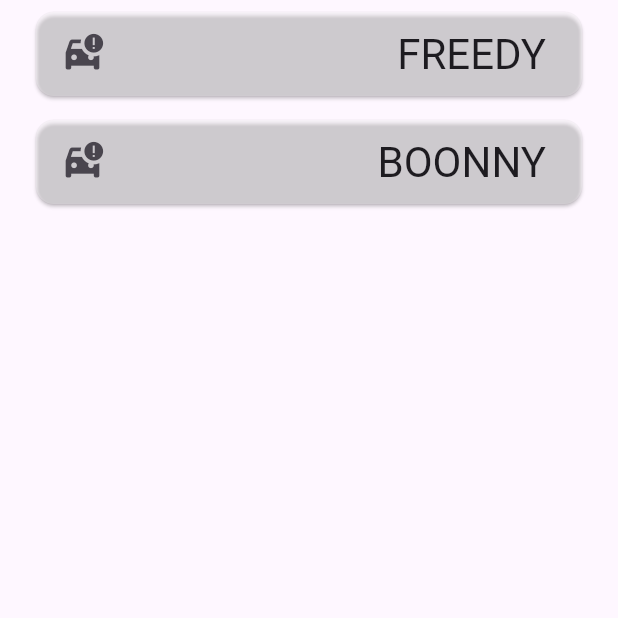
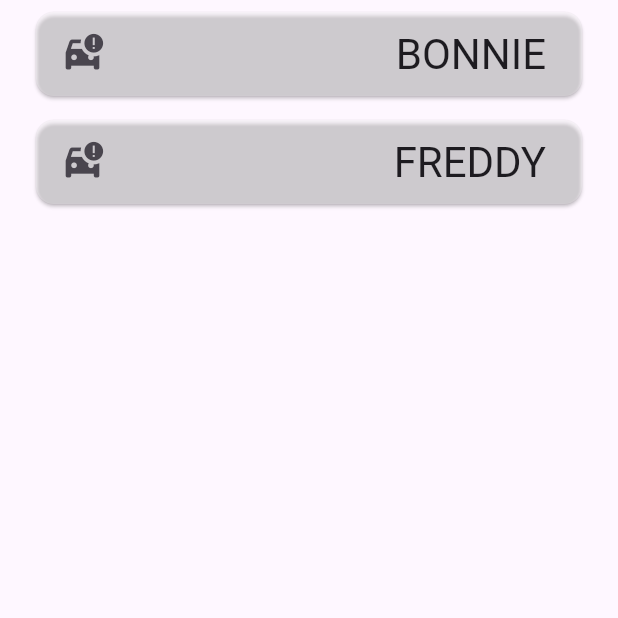
Before and after one commit to emreaygun10/three_d_app, a Flutter app: the screen it shows after launch, on a phone screen of 412 x 824 dp, the top half of it. Run offline on Flutter 3.47's test engine with Material 3 defaults, Android fonts, the phone set to English and light mode, and no system bars; missing offline and left inert: o3d.

Commit message:
fixed text fault

```diff
--- a/lib/feature/home/char_detail_view.dart
+++ b/lib/feature/home/char_detail_view.dart
@@ -1,6 +1,6 @@
 import 'package:flutter/material.dart';
 import 'package:three_d_app/feature/home/char_detail_mixin.dart';
-import 'package:three_d_app/utils/enums/chararter.dart';
+import 'package:three_d_app/utils/enums/character.dart';
 import 'package:three_d_app/utils/widgets/animation_object.dart';
 import 'package:three_d_app/utils/widgets/custom_dropdown_form_field.dart';
 import 'package:three_d_app/utils/widgets/custom_floating_action_button.dart';
--- a/lib/feature/home/home_view.dart
+++ b/lib/feature/home/home_view.dart
@@ -1,6 +1,6 @@
 import 'package:flutter/material.dart';
 import 'package:three_d_app/feature/home/char_detail_view.dart';
-import 'package:three_d_app/utils/enums/chararter.dart';
+import 'package:three_d_app/utils/enums/character.dart';
 
 @immutable
 final class HomeView extends StatefulWidget {
--- a/lib/utils/enums/chararter.dart
+++ b/lib/utils/enums/character.dart
@@ -1,8 +1,8 @@
 import 'package:three_d_app/utils/const/utils.dart';
 
 enum Character{
-  freedy('${Utils.basePath}fnaf_sb_glamrock_bonnie.glb', 'FREEDY',),
-  boony('${Utils.basePath}fnaf_sb_glamrock_freddy.glb', 'BOONNY',);
+  bonnie('${Utils.basePath}fnaf_sb_glamrock_bonnie.glb', 'BONNIE',),
+  freddy('${Utils.basePath}fnaf_sb_glamrock_freddy.glb', 'FREDDY',);
 
 
   final String path;
```
